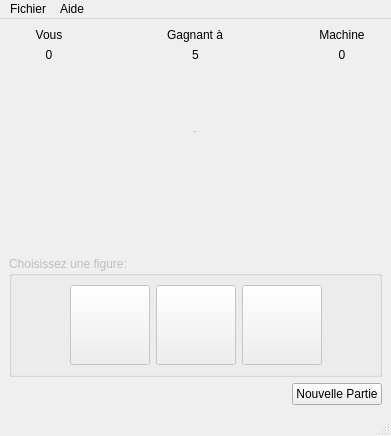
The window that ChifoumiVue.ui (montbordino/S2.01_chifoumi) describes before a commit, drawn with Qt 5.
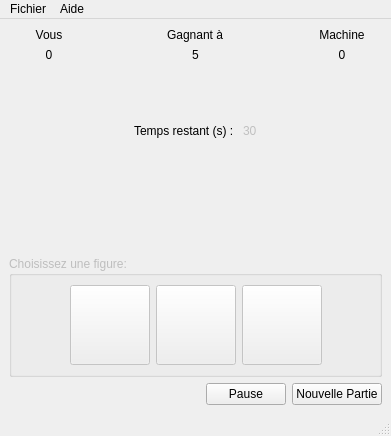
The same window after the commit. Icons and pictures are not drawn.

What changed in the file:
```diff
--- a/ChifoumiVue.ui
+++ b/ChifoumiVue.ui
@@ -185,15 +185,26 @@
             </property>
            </widget>
           </item>
-          <item alignment="Qt::AlignHCenter">
-           <widget class="QLabel" name="labelTemps">
+          <item>
+           <layout class="QHBoxLayout" name="horizontalLayout_3">
+            <item>
+             <widget class="QLabel" name="label">
+              <property name="text">
+               <string>Temps restant (s) : </string>
+              </property>
+             </widget>
+            </item>
+            <item>
+             <widget class="QLabel" name="labelTimeInt">
             <property name="styleSheet">
              <string notr="true">color: #C0C0C0</string>
             </property>
             <property name="text">
-             <string>-</string>
-            </property>
-           </widget>
+               <string>30</string>
+              </property>
+             </widget>
+            </item>
+           </layout>
           </item>
          </layout>
         </item>
@@ -339,12 +350,36 @@
       </layout>
      </widget>
     </item>
-    <item alignment="Qt::AlignRight">
+    <item>
+     <layout class="QHBoxLayout" name="horizontalLayout_4">
+      <item>
+       <spacer name="horizontalSpacer_5">
+        <property name="orientation">
+         <enum>Qt::Horizontal</enum>
+        </property>
+        <property name="sizeHint" stdset="0">
+         <size>
+          <width>40</width>
+          <height>20</height>
+         </size>
+        </property>
+       </spacer>
+      </item>
+      <item>
+       <widget class="QPushButton" name="bPause">
+        <property name="text">
+         <string>Pause</string>
+        </property>
+       </widget>
+      </item>
+      <item>
      <widget class="QPushButton" name="bNouvellePartie">
       <property name="text">
        <string>Nouvelle Partie</string>
       </property>
      </widget>
+      </item>
+     </layout>
     </item>
    </layout>
   </widget>
```
Lines whose indentation alone changed are shown as unchanged.
